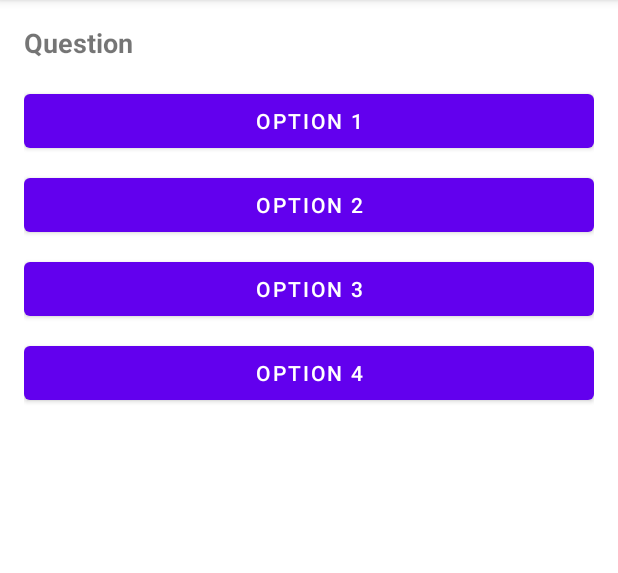
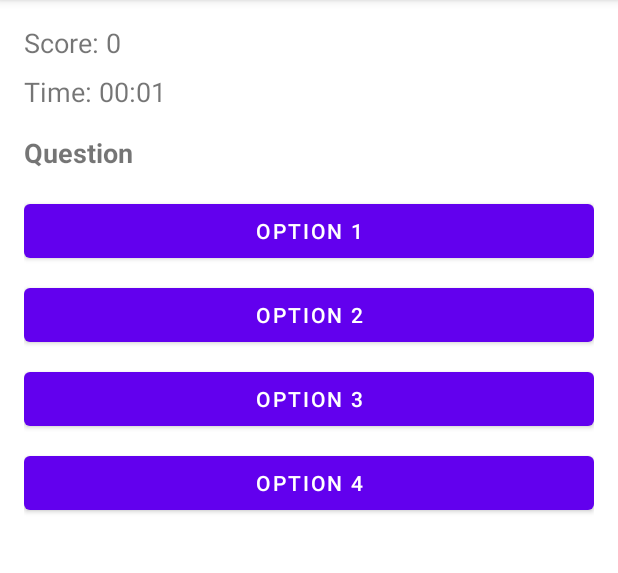
Before and after one commit to KWells58/TriviaGame, an Android app: the QuizActivity screen opened directly, with no data from a screen before it, on a phone screen of 412 x 824 dp, the part 84-657 px from its top. Run offline under Robolectric (Android 15) with nearby library versions, the phone set to English and light mode, and no system bars; 10 statements that could not run were skipped.

Commit message:
Made the Quiz show the Score and Timer during quiz

```diff
--- a/app/src/main/java/edu/floridapoly/securesoftware/spring24/triviagame/AuthManager.java
+++ b/app/src/main/java/edu/floridapoly/securesoftware/spring24/triviagame/AuthManager.java
@@ -59,7 +59,7 @@ public class AuthManager {
     }
 
     private boolean isPasswordValid(String password) {
-        return password.length() >= 10; // Add more complexity checks as necessary
+        return password.length() >= 10;
     }
 
     public boolean changePassword(String username, String currentPassword, String newPassword) {
--- a/app/src/main/java/edu/floridapoly/securesoftware/spring24/triviagame/QuizActivity.java
+++ b/app/src/main/java/edu/floridapoly/securesoftware/spring24/triviagame/QuizActivity.java
@@ -3,6 +3,7 @@ package edu.floridapoly.securesoftware.spring24.triviagame;
 import android.content.Context;
 import android.content.SharedPreferences;
 import android.os.Bundle;
+import android.os.Handler;
 import android.os.SystemClock;
 import android.util.Log;
 import android.view.View;
@@ -22,11 +23,13 @@ public class QuizActivity extends AppCompatActivity {
     private long startTime;
     private String difficulty;
 
-    private TextView questionTextView;
+    private TextView questionTextView, scoreTextView, timerTextView;
     private Button option1Button;
     private Button option2Button;
     private Button option3Button;
     private Button option4Button;
+    private Handler timerHandler = new Handler();
+    private Runnable timerRunnable;
 
     private boolean quizOngoing = true; // Flag to track quiz state
 
@@ -224,6 +227,10 @@ public class QuizActivity extends AppCompatActivity {
     }
 
     private void setupUI() {
+        timerTextView = findViewById(R.id.timerTextView);
+        scoreTextView = findViewById(R.id.scoreTextView);
+        updateTimerAndScoreViews();
+
         questionTextView = findViewById(R.id.questionTextView);
         option1Button = findViewById(R.id.option1Button);
         option2Button = findViewById(R.id.option2Button);
@@ -256,6 +263,7 @@ public class QuizActivity extends AppCompatActivity {
             } else {
                 Toast.makeText(this, "Wrong!", Toast.LENGTH_SHORT).show();
             }
+            scoreTextView.setText("Score: " + score);  // Update the score display
             currentQuestionIndex++;
             if (currentQuestionIndex < questionList.size()) {
                 showQuestion();
@@ -268,17 +276,37 @@ public class QuizActivity extends AppCompatActivity {
         }
     }
 
+    private void updateTimerAndScoreViews() {
+        timerRunnable = new Runnable() {
+            @Override
+            public void run() {
+                if (quizOngoing) {
+                    long elapsedMillis = SystemClock.elapsedRealtime() - startTime;
+                    int minutes = (int) (elapsedMillis / 1000 / 60);
+                    int seconds = (int) (elapsedMillis / 1000 % 60);
+                    timerTextView.setText(String.format(Locale.getDefault(), "Time: %02d:%02d", minutes, seconds));
+                    timerHandler.postDelayed(this, 1000);
+                }
+            }
+        };
+        timerHandler.postDelayed(timerRunnable, 1000);
+        scoreTextView.setText("Score: " + score);
+    }
+
+
     private void endQuiz() {
+        quizOngoing = false;  // Set the flag to stop the timer
+        timerHandler.removeCallbacks(timerRunnable);  // Stop the timer
         long elapsedTime = SystemClock.elapsedRealtime() - startTime;
         int minutes = (int) (elapsedTime / 1000 / 60);
         int seconds = (int) (elapsedTime / 1000 % 60);
         String timeTaken = String.format(Locale.getDefault(), "%02d:%02d", minutes, seconds);
         String username = getLoggedInUsername();
-
         Toast.makeText(this, "Quiz ended. Your score: " + score + "\nTime taken: " + timeTaken, Toast.LENGTH_LONG).show();
         storeResultInDatabase(username, score, timeTaken, difficulty);
         finish();
     }
+
 
     private String getLoggedInUsername() {
         SharedPreferences preferences = getSharedPreferences("UserPrefs", Context.MODE_PRIVATE);
--- a/app/src/main/res/layout/activity_quiz.xml
+++ b/app/src/main/res/layout/activity_quiz.xml
@@ -4,6 +4,22 @@
     android:layout_height="match_parent"
     android:orientation="vertical"
     android:padding="16dp">
+
+    <TextView
+        android:id="@+id/scoreTextView"
+        android:layout_width="wrap_content"
+        android:layout_height="wrap_content"
+        android:text="Score: 0"
+        android:textSize="18sp"
+        android:layout_marginBottom="8dp"/>
+
+    <TextView
+        android:id="@+id/timerTextView"
+        android:layout_width="wrap_content"
+        android:layout_height="wrap_content"
+        android:text="Time: 00:00"
+        android:textSize="18sp"
+        android:layout_marginBottom="16dp"/>
 
     <TextView
         android:id="@+id/questionTextView"
```
